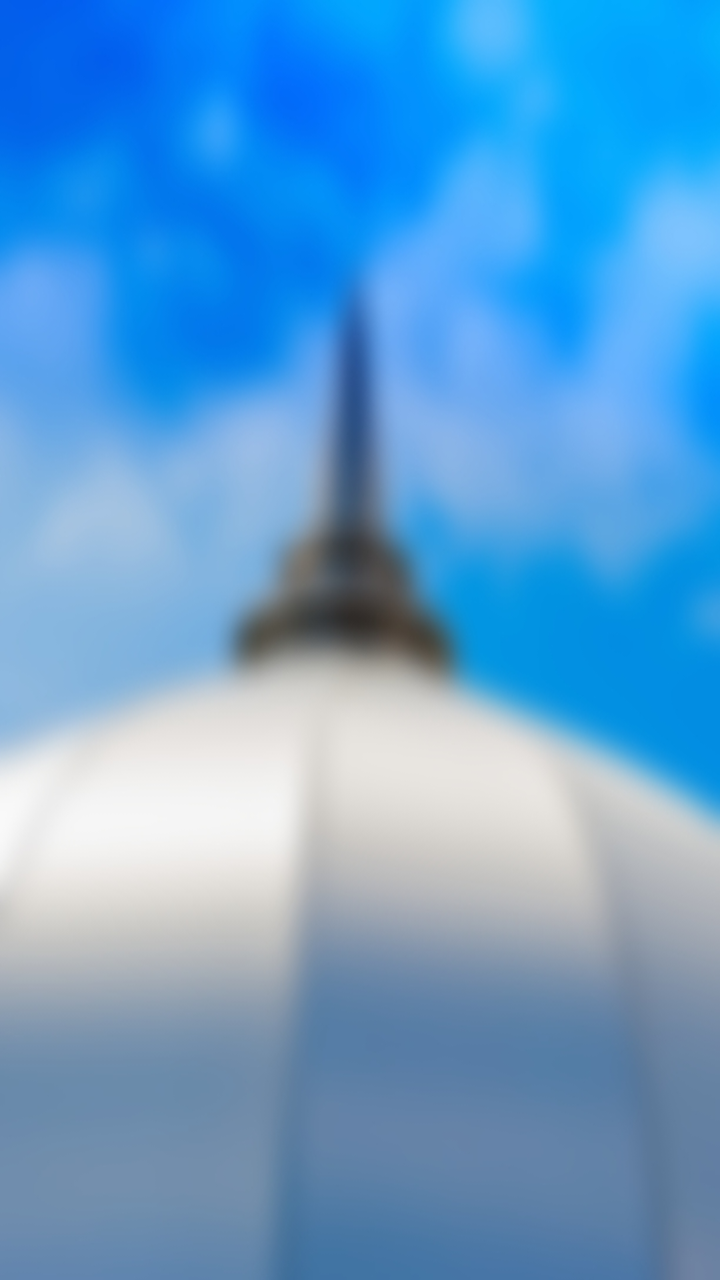
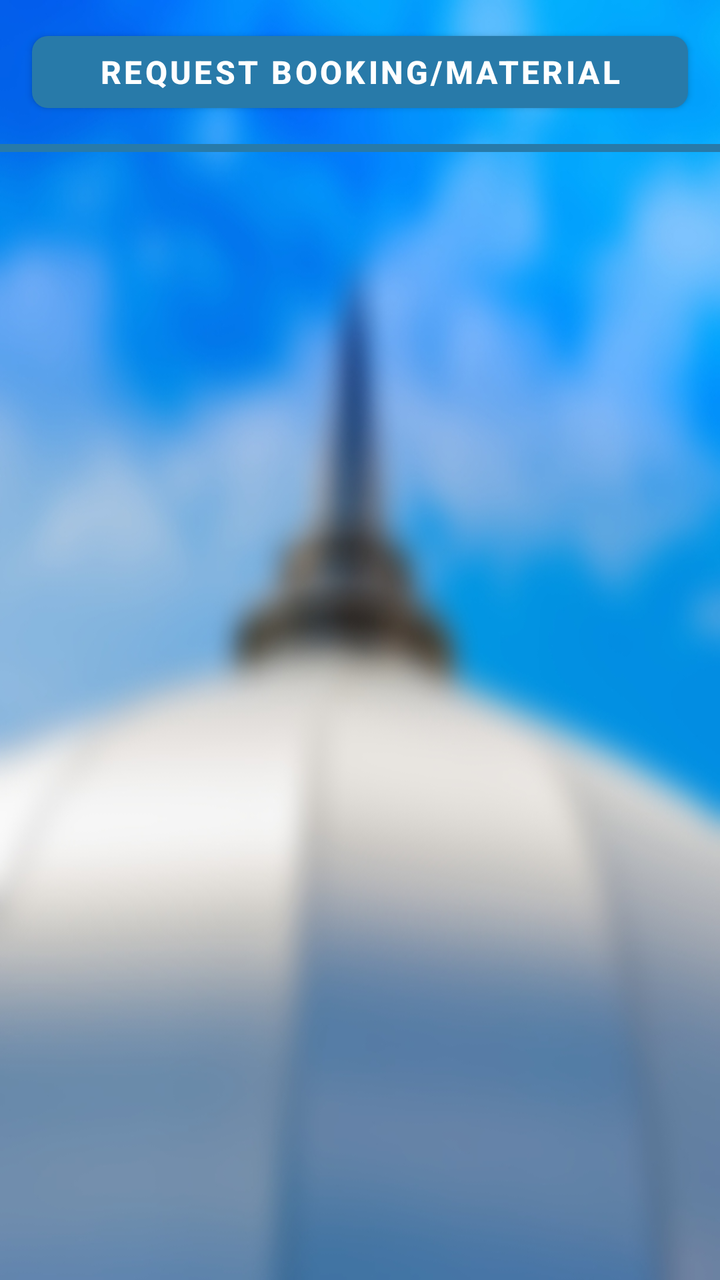

Screens rendered from an Android XML layout before and after an edit, with the pre-edit source and the edit as a unified diff.
<!-- AndroidManifest.xml: application theme AppTheme2 -->
<!-- res/layout/fragment_event.xml -->
<?xml version="1.0" encoding="utf-8"?>

<LinearLayout xmlns:android="http://schemas.android.com/apk/res/android"
    android:layout_width="fill_parent"
    android:layout_height="fill_parent"
    android:fitsSystemWindows="true"
    android:background="@drawable/ic_namaz_bg_6"
    
    android:orientation="vertical">
    
    
    <LinearLayout   android:layout_height="wrap_content" 
                    android:layout_width="fill_parent"
                    android:background="@android:color/transparent"
                    android:layout_marginLeft="8dp"
					android:layout_marginRight="8dp"
					android:layout_marginBottom="8dp"
					android:layout_marginTop="8dp"
					 >
        
    <ListView
        android:id="@+id/eventlist"
        android:layout_width="fill_parent"
        android:divider="@android:color/transparent"
        
        android:dividerHeight="10dp"
        android:layout_height="wrap_content"/>
    
    </LinearLayout>
    <TextView 
        android:layout_width="fill_parent"
        android:layout_height="wrap_content"
        android:id="@+id/error"
        />
 
</LinearLayout>
<!-- resources referenced by this layout -->
<resources>
  <!-- drawable ic_namaz_bg_6: jpg bitmap (drawable-hdpi, 111215 bytes) -->
  <style name="AppTheme2" parent="Theme.AppCompat.Light.NoActionBar">
          <item name="colorPrimary">@color/white</item>
          <item name="colorPrimaryDark">@color/white</item>
          <item name="colorAccent">@color/black</item>
          <item name="android:windowBackground">@color/white</item>
      </style>
  <color name="white">#FFFFFF</color>
  <color name="black">#000000</color>
</resources>

<!-- the commit's change to res/layout/fragment_event.xml (unified diff, before → after) -->
@@ -1,36 +1,56 @@
 <?xml version="1.0" encoding="utf-8"?>
 
 <LinearLayout xmlns:android="http://schemas.android.com/apk/res/android"
-    android:layout_width="fill_parent"
-    android:layout_height="fill_parent"
+    xmlns:app="http://schemas.android.com/apk/res-auto"
+    android:layout_width="match_parent"
+    android:layout_height="match_parent"
     android:fitsSystemWindows="true"
     android:background="@drawable/ic_namaz_bg_6"
+    android:orientation="vertical">
+
     
-    android:orientation="vertical">
+    <com.google.android.material.button.MaterialButton
+        android:id="@+id/btn_request_booking"
+        android:layout_width="match_parent"
+        android:layout_height="wrap_content"
+        android:layout_marginStart="16dp"
+        android:layout_marginTop="12dp"
+        android:layout_marginEnd="16dp"
+        android:layout_marginBottom="12dp"
+        android:text="@string/request_booking_material"
+        android:textColor="@color/white"
+        android:textSize="16sp"
+        android:textStyle="bold"
+        app:backgroundTint="#287AA9"
+        app:cornerRadius="8dp"
+        app:elevation="4dp" />
+
     
-    
-    <LinearLayout   android:layout_height="wrap_content" 
-                    android:layout_width="fill_parent"
-                    android:background="@android:color/transparent"
-                    android:layout_marginLeft="8dp"
-					android:layout_marginRight="8dp"
-					android:layout_marginBottom="8dp"
-					android:layout_marginTop="8dp"
-					 >
-        
-    <ListView
-        android:id="@+id/eventlist"
-        android:layout_width="fill_parent"
-        android:divider="@android:color/transparent"
-        
-        android:dividerHeight="10dp"
-        android:layout_height="wrap_content"/>
-    
+    <View
+        android:id="@+id/blue_bar"
+        android:layout_width="match_parent"
+        android:layout_height="4dp"
+        android:background="#287AA9" />
+
+    <LinearLayout
+        android:layout_width="match_parent"
+        android:layout_height="0dp"
+        android:layout_weight="1"
+        android:background="@android:color/transparent"
+        android:layout_margin="8dp">
+
+        <ListView
+            android:id="@+id/eventlist"
+            android:layout_width="match_parent"
+            android:layout_height="wrap_content"
+            android:divider="@android:color/transparent"
+            android:dividerHeight="10dp" />
+
     </LinearLayout>
-    <TextView 
-        android:layout_width="fill_parent"
-        android:layout_height="wrap_content"
+
+    <TextView
         android:id="@+id/error"
-        />
- 
+        android:layout_width="match_parent"
+        android:layout_height="wrap_content" />
+
 </LinearLayout>
<!-- resource entries referenced after the edit -->
@@ -1,7 +1,8 @@
 <!-- resources referenced by this layout -->
 <resources>
   <!-- drawable ic_namaz_bg_6: jpg bitmap (drawable-hdpi, 111215 bytes) -->
-  <style name="AppTheme2" parent="Theme.AppCompat.Light.NoActionBar">
+  <string name="request_booking_material">Request Booking/Material</string>
+  <style name="AppTheme2" parent="Theme.MaterialComponents.Light.NoActionBar">
           <item name="colorPrimary">@color/white</item>
           <item name="colorPrimaryDark">@color/white</item>
           <item name="colorAccent">@color/black</item>
